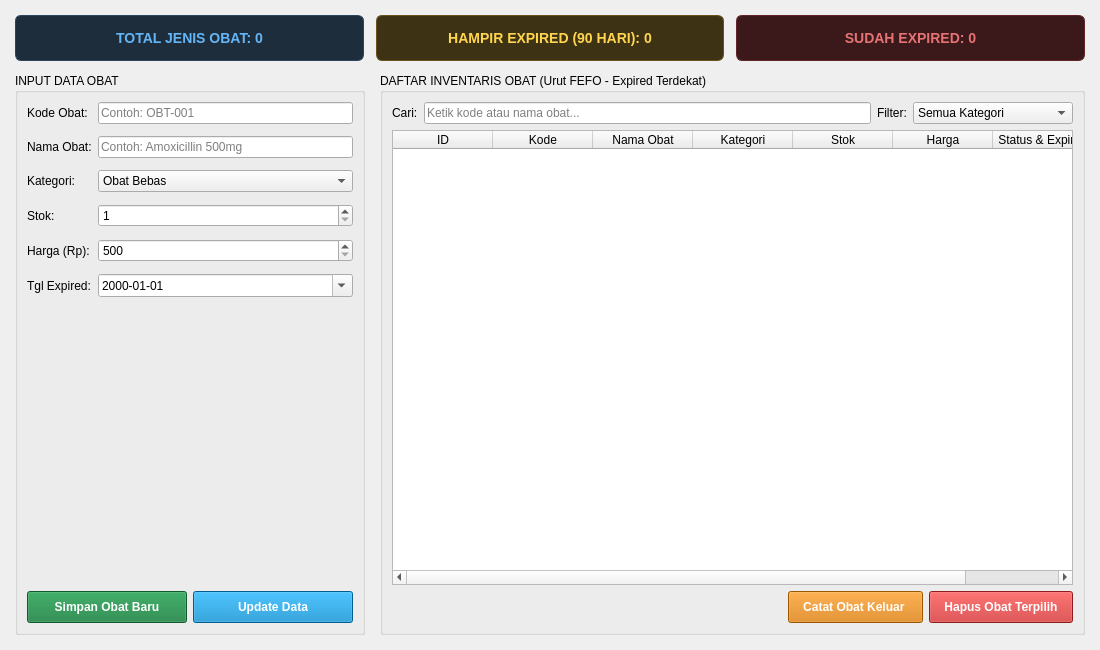
ParikesitDotNet/Tugas-Akhir-Kelompok12, file mainwindow.ui: the form before one commit.
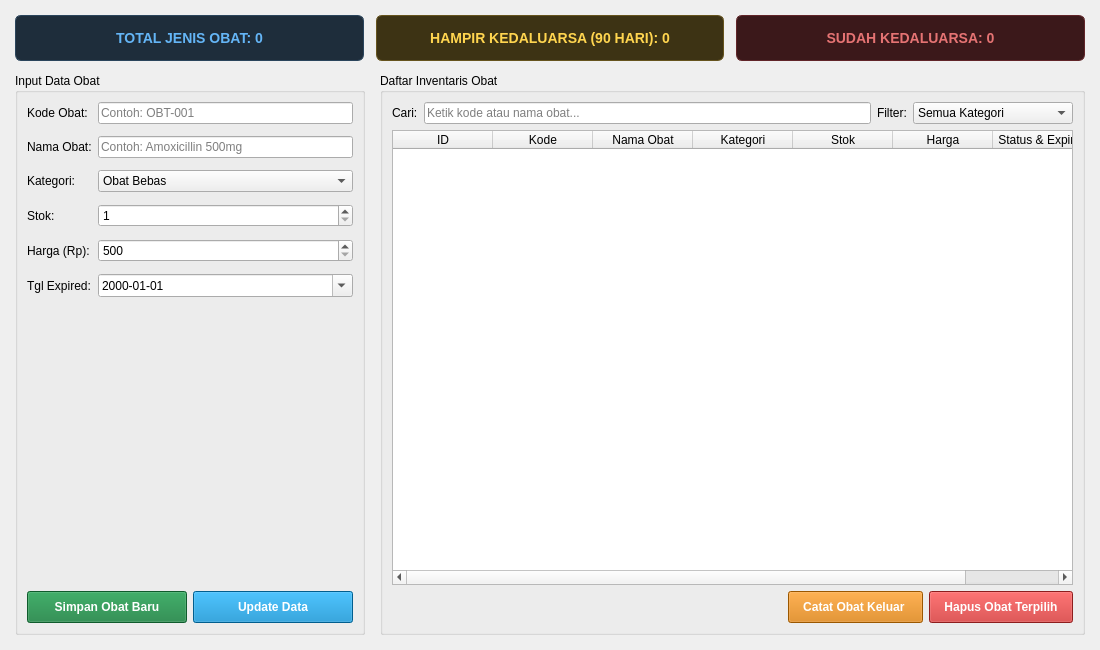
The form after the commit.

```diff
--- a/mainwindow.ui
+++ b/mainwindow.ui
@@ -54,7 +54,7 @@
          <string notr="true">background-color: #3d3314; color: #ffd54f; border: 1px solid #66541e; border-radius: 6px; padding: 14px; font-size: 14px; font-weight: bold;</string>
         </property>
         <property name="text">
-         <string>HAMPIR EXPIRED (90 HARI): 0</string>
+         <string>HAMPIR KEDALUARSA (90 HARI): 0</string>
         </property>
         <property name="alignment">
          <set>Qt::AlignmentFlag::AlignCenter</set>
@@ -67,7 +67,7 @@
          <string notr="true">background-color: #3b181a; color: #e57373; border: 1px solid #612529; border-radius: 6px; padding: 14px; font-size: 14px; font-weight: bold;</string>
         </property>
         <property name="text">
-         <string>SUDAH EXPIRED: 0</string>
+         <string>SUDAH KEDALUARSA: 0</string>
         </property>
         <property name="alignment">
          <set>Qt::AlignmentFlag::AlignCenter</set>
@@ -96,7 +96,7 @@
          </size>
         </property>
         <property name="title">
-         <string>INPUT DATA OBAT</string>
+         <string>Input Data Obat</string>
         </property>
         <layout class="QVBoxLayout" name="verticalLayoutForm">
          <item>
@@ -284,7 +284,7 @@
       <item>
        <widget class="QGroupBox" name="groupTabel">
         <property name="title">
-         <string>DAFTAR INVENTARIS OBAT (Urut FEFO - Expired Terdekat)</string>
+         <string>Daftar Inventaris Obat</string>
         </property>
         <layout class="QVBoxLayout" name="verticalLayoutTabel">
          <item>
```
Left out of the diff: 8 changed lines with no effect on the pictures.
